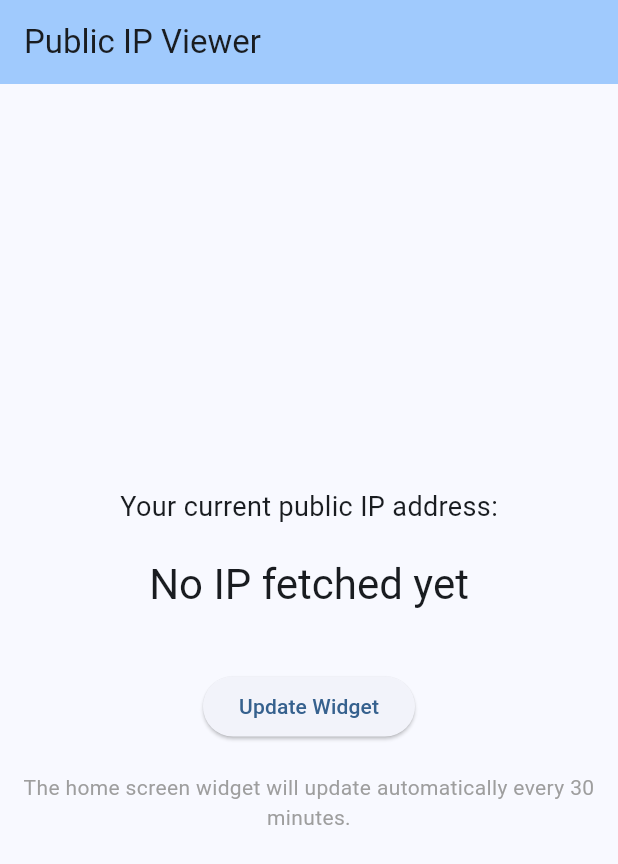
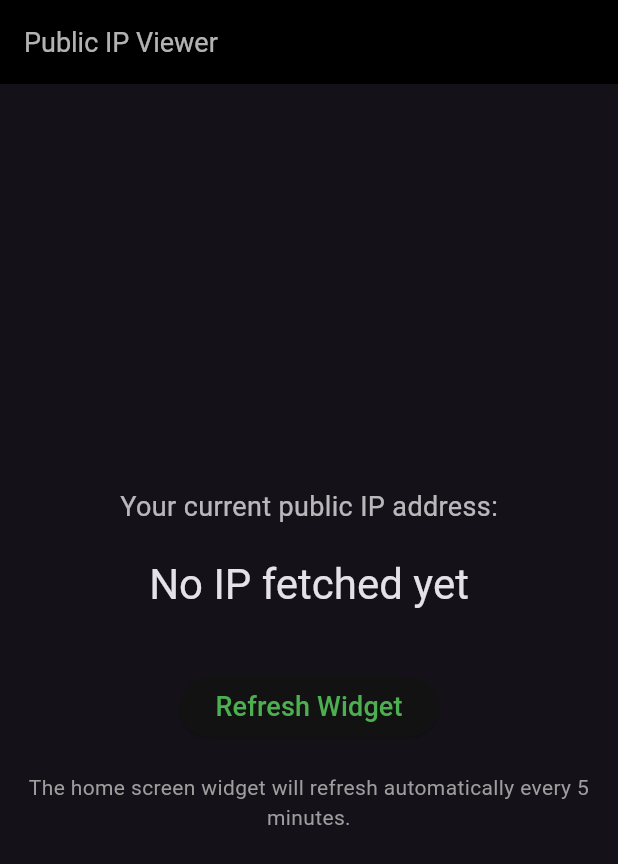
Before and after one commit to StefanosGiannakis/public-ip-view, a Flutter app: the screen it shows after launch, on a phone screen of 412 x 824 dp. Shown: the top 864 px of the screen. Run offline on Flutter 3.47's test engine with Material 3 defaults, Android fonts, the phone set to English and light mode, and no system bars; network calls fail.

Commit message:
- refresh ip every 5 min - dark theme

```diff
--- a/lib/main.dart
+++ b/lib/main.dart
@@ -55,11 +55,15 @@ class MyApp extends StatelessWidget {
   Widget build(BuildContext context) {
     return MaterialApp(
       title: 'Public IP Viewer',
-      theme: ThemeData(
-        colorScheme: ColorScheme.fromSeed(seedColor: Colors.blue),
+      theme: ThemeData.dark().copyWith(
         useMaterial3: true,
+        colorScheme: ColorScheme.dark(
+          primary: Colors.blueGrey,
+          secondary: Colors.tealAccent,
+        ),
       ),
       home: const MyHomePage(title: 'Public IP Viewer'),
+      debugShowCheckedModeBanner: false,
     );
   }
 }
@@ -82,7 +86,7 @@ class _MyHomePageState extends State<MyHomePage> {
     super.initState();
     _loadInitialData();
 
-    Timer.periodic(const Duration(minutes: 30), (timer) async {
+    Timer.periodic(const Duration(minutes: 5), (timer) async {
       await _updateIpAddress();
     });
   }
@@ -120,7 +124,9 @@ class _MyHomePageState extends State<MyHomePage> {
     return Scaffold(
       appBar: AppBar(
         backgroundColor: Theme.of(context).colorScheme.inversePrimary,
-        title: Text(widget.title),
+        title: Text(widget.title,
+          style: TextStyle(fontSize: 18, color: Colors.white70),
+        ),
       ),
       body: Center(
         child: Column(
@@ -128,7 +134,7 @@ class _MyHomePageState extends State<MyHomePage> {
           children: <Widget>[
             const Text(
               'Your current public IP address:',
-              style: TextStyle(fontSize: 18),
+              style: TextStyle(fontSize: 18, color: Colors.white70),
             ),
             const SizedBox(height: 20),
             _isLoading
@@ -140,11 +146,13 @@ class _MyHomePageState extends State<MyHomePage> {
             const SizedBox(height: 40),
             ElevatedButton(
               onPressed: _isLoading ? null : _updateIpAddress,
-              child: const Text('Update Widget'),
+              child: const Text('Refresh Widget',
+                style: TextStyle(fontSize: 18, color: Colors.green),
+              ),
             ),
             const SizedBox(height: 20),
             const Text(
-              'The home screen widget will update automatically every 30 minutes.',
+              'The home screen widget will refresh automatically every 5 minutes.',
               textAlign: TextAlign.center,
               style: TextStyle(color: Colors.grey),
             ),
```
